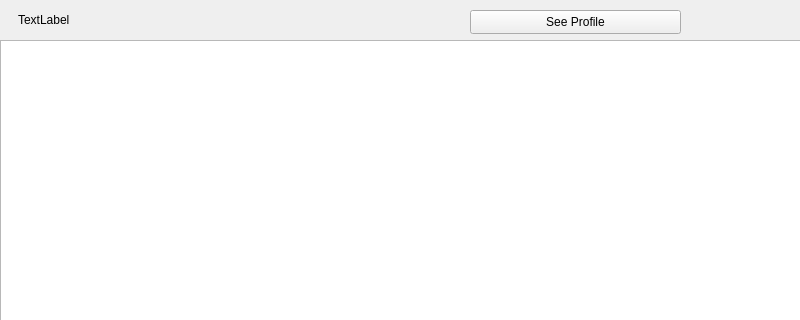
The window that SocialMedia/pv.ui (AP-projects-4001/daru) describes before a commit, drawn with Qt 5; both pictures show x 0 to 800 and y 0 to 320 of the 800 by 600 pixel window.
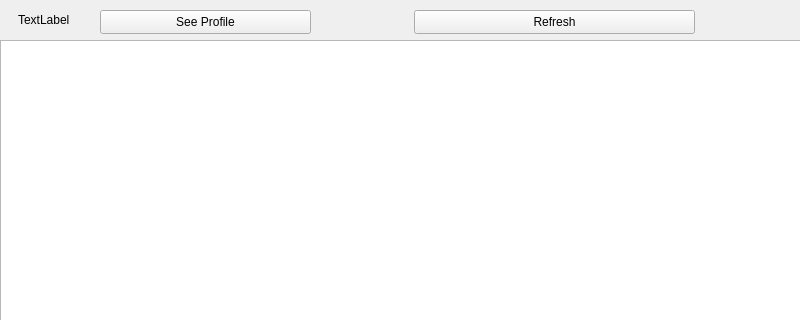
The same window after the commit.

What changed in the file:
```diff
--- a/SocialMedia/pv.ui
+++ b/SocialMedia/pv.ui
@@ -40,7 +40,7 @@
    <widget class="QPushButton" name="Profile_btn">
     <property name="geometry">
      <rect>
-      <x>470</x>
+      <x>100</x>
       <y>10</y>
       <width>211</width>
       <height>24</height>
@@ -73,6 +73,19 @@
      <string>Send</string>
     </property>
    </widget>
+   <widget class="QPushButton" name="refresh">
+    <property name="geometry">
+     <rect>
+      <x>414</x>
+      <y>10</y>
+      <width>281</width>
+      <height>24</height>
+     </rect>
+    </property>
+    <property name="text">
+     <string>Refresh</string>
+    </property>
+   </widget>
   </widget>
   <widget class="QMenuBar" name="menubar">
    <property name="geometry">
```
